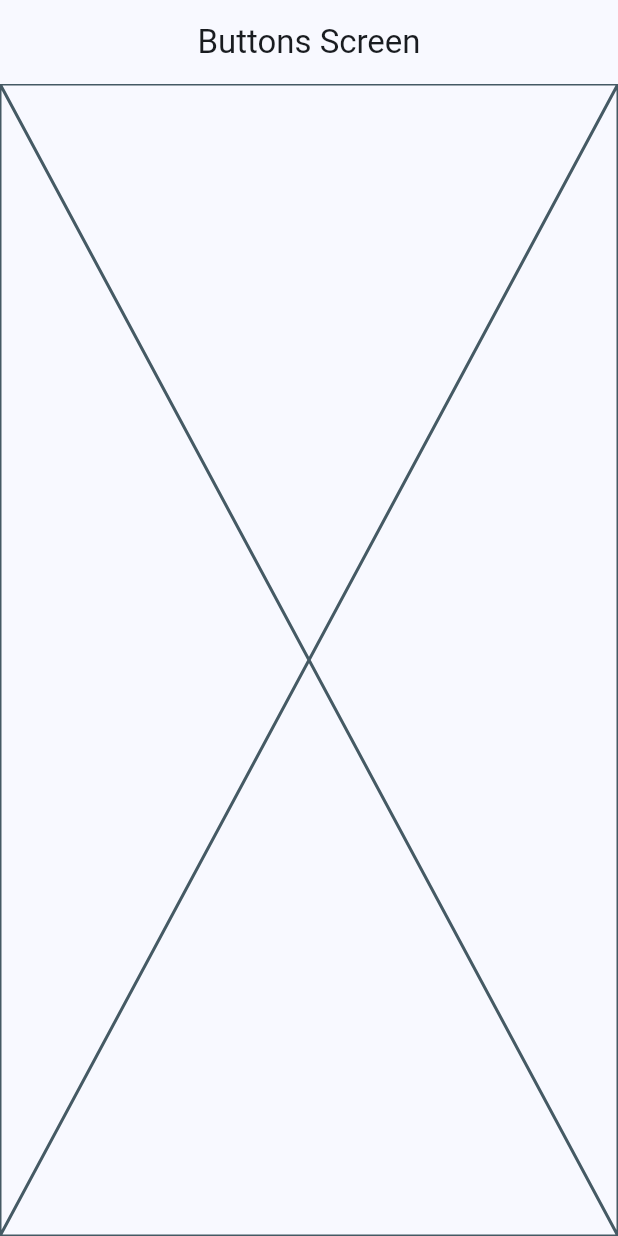
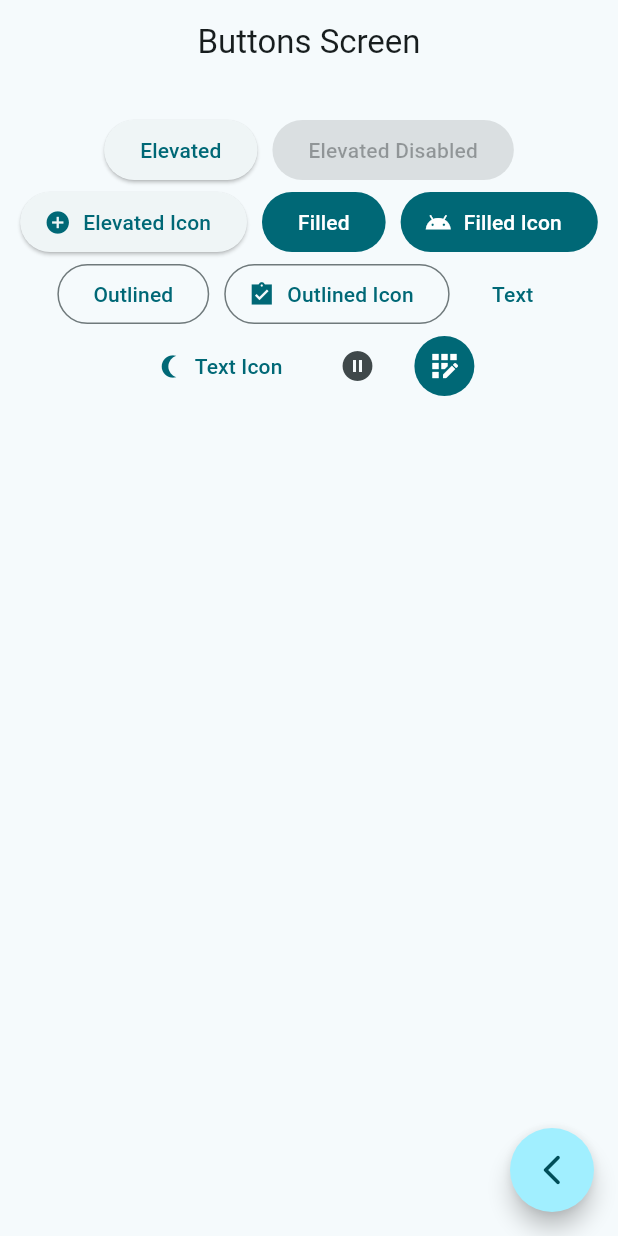
Before and after one commit to cristiandelcidd/widgets_app, a Flutter app: the ButtonsScreen screen opened by its route, on a phone screen of 412 x 824 dp. Run offline on Flutter 3.47's test engine with Material 2 defaults, Android fonts, the phone set to English and light mode, and no system bars; our stand-ins replace go_router.

Commit message:
Buttons agregados

```diff
--- a/lib/main.dart
+++ b/lib/main.dart
@@ -15,7 +15,7 @@ class MainApp extends StatelessWidget {
     return MaterialApp.router(
       routerConfig: appRouter,
       debugShowCheckedModeBanner: false,
-      theme: AppTheme(selectedColor: 0).getTheme(),
+      theme: AppTheme(selectedColor: 3).getTheme(),
     );
   }
 }
--- a/lib/presentation/screens/buttons/buttons_screen.dart
+++ b/lib/presentation/screens/buttons/buttons_screen.dart
@@ -1,4 +1,5 @@
 import 'package:flutter/material.dart';
+import 'package:go_router/go_router.dart';
 
 class ButtonsScreen extends StatelessWidget {
   static const String name = 'buttons_screen';
@@ -9,7 +10,64 @@ class ButtonsScreen extends StatelessWidget {
   Widget build(BuildContext context) {
     return Scaffold(
       appBar: AppBar(title: const Text('Buttons Screen')),
-      body: const Placeholder(),
+      body: const _ButtonsView(),
+      floatingActionButton: FloatingActionButton(
+        onPressed: () => context.pop(),
+        shape: RoundedRectangleBorder(borderRadius: BorderRadius.circular(100)),
+        child: const Icon(Icons.arrow_back_ios_new_rounded),
+      ),
     );
   }
 }
+
+class _ButtonsView extends StatelessWidget {
+  const _ButtonsView();
+
+  @override
+  Widget build(BuildContext context) {
+    final ColorScheme colors = Theme.of(context).colorScheme;
+
+    return SizedBox(
+      width: double.infinity,
+      child: Padding(
+        padding: const EdgeInsets.symmetric(horizontal: 10, vertical: 20),
+        child: Wrap(
+          spacing: 10,
+          alignment: WrapAlignment.center,
+          children: [
+            ElevatedButton(onPressed: () {}, child: const Text('Elevated')),
+            const ElevatedButton(
+                onPressed: null, child: Text('Elevated Disabled')),
+            ElevatedButton.icon(
+                onPressed: () {},
+                icon: const Icon(Icons.add_circle),
+                label: const Text('Elevated Icon')),
+            FilledButton(onPressed: () {}, child: const Text('Filled')),
+            FilledButton.icon(
+                onPressed: () {},
+                icon: const Icon(Icons.android),
+                label: const Text('Filled Icon')),
+            OutlinedButton(onPressed: () {}, child: const Text('Outlined')),
+            OutlinedButton.icon(
+                onPressed: () {},
+                icon: const Icon(Icons.assignment_turned_in_sharp),
+                label: const Text('Outlined Icon')),
+            TextButton(onPressed: () {}, child: const Text('Text')),
+            TextButton.icon(
+                onPressed: () {},
+                icon: const Icon(Icons.nightlight_round_outlined),
+                label: const Text('Text Icon')),
+            IconButton(onPressed: () {}, icon: const Icon(Icons.pause_circle)),
+            IconButton(
+              onPressed: () {},
+              icon: const Icon(Icons.app_registration_outlined),
+              style: ButtonStyle(
+                  backgroundColor: MaterialStatePropertyAll(colors.primary),
+                  iconColor: const MaterialStatePropertyAll(Colors.white)),
+            )
+          ],
+        ),
+      ),
+    );
+  }
+}
```
